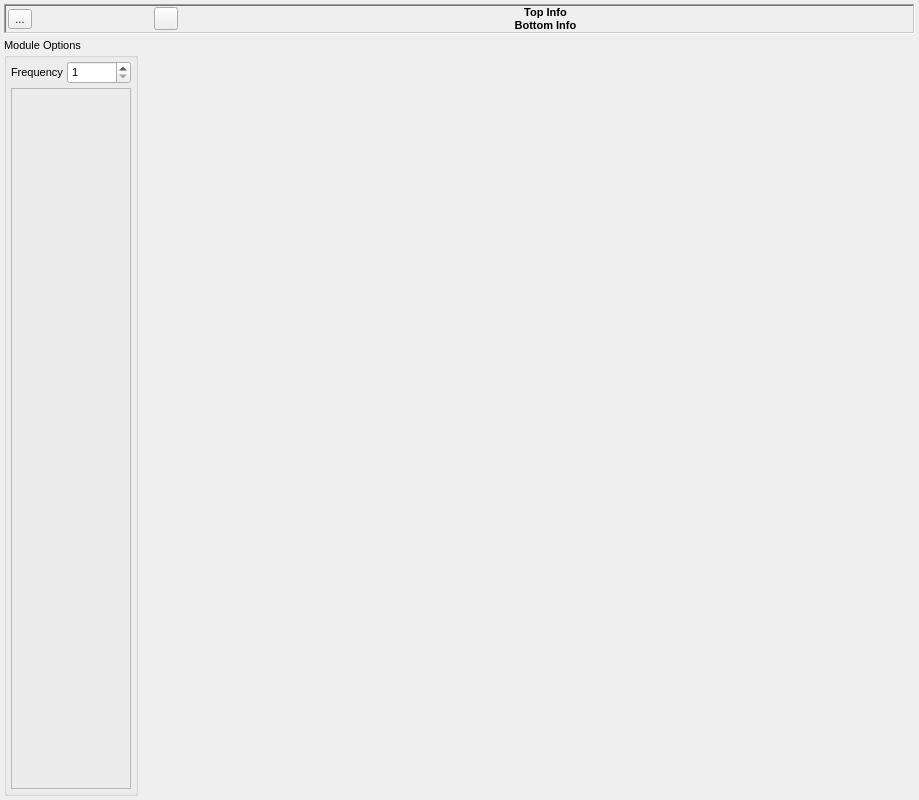
disorderedmaterials/dissolve, file src/gui/moduletab.ui: the form before one commit.
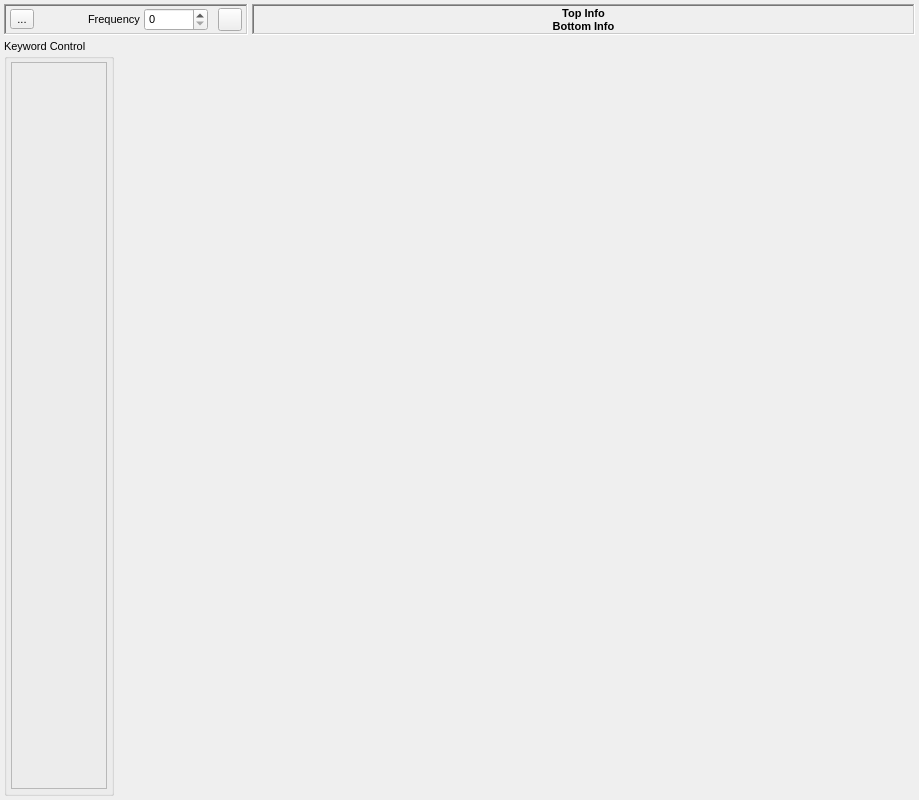
The form after the commit. Icons and pictures are not drawn. Custom widgets are drawn as their Qt base class.

Commit message: ModuleTab now controls Module correctly and displays control widget (if available).

```diff
--- a/src/gui/moduletab.ui
+++ b/src/gui/moduletab.ui
@@ -35,7 +35,9 @@
     <number>4</number>
    </property>
    <item>
-    <widget class="QFrame" name="HeaderFrame">
+    <layout class="QHBoxLayout" name="horizontalLayout_5">
+     <item>
+      <widget class="QFrame" name="ControlsFrame">
      <property name="sizePolicy">
       <sizepolicy hsizetype="Minimum" vsizetype="Minimum">
        <horstretch>0</horstretch>
@@ -54,69 +56,21 @@
      <property name="midLineWidth">
       <number>0</number>
      </property>
-     <layout class="QGridLayout" name="gridLayout_2">
+       <layout class="QHBoxLayout" name="horizontalLayout_4">
+        <property name="spacing">
+         <number>10</number>
+        </property>
       <property name="leftMargin">
-       <number>2</number>
+         <number>4</number>
       </property>
       <property name="topMargin">
-       <number>0</number>
+         <number>2</number>
       </property>
       <property name="rightMargin">
-       <number>2</number>
+         <number>4</number>
       </property>
       <property name="bottomMargin">
-       <number>0</number>
-      </property>
-      <property name="horizontalSpacing">
        <number>2</number>
-      </property>
-      <property name="verticalSpacing">
-       <number>0</number>
-      </property>
-      <item row="1" column="1">
-       <widget class="QLabel" name="BottomLabel">
-        <property name="font">
-         <font>
-          <pointsize>8</pointsize>
-          <weight>75</weight>
-          <bold>true</bold>
-         </font>
-        </property>
-        <property name="text">
-         <string>Bottom Info</string>
-        </property>
-        <property name="alignment">
-         <set>Qt::AlignCenter</set>
-        </property>
-       </widget>
-      </item>
-      <item row="0" column="1">
-       <widget class="QLabel" name="TopLabel">
-        <property name="sizePolicy">
-         <sizepolicy hsizetype="Expanding" vsizetype="Minimum">
-          <horstretch>0</horstretch>
-          <verstretch>0</verstretch>
-         </sizepolicy>
-        </property>
-        <property name="font">
-         <font>
-          <pointsize>8</pointsize>
-          <weight>75</weight>
-          <bold>true</bold>
-         </font>
-        </property>
-        <property name="text">
-         <string>Top Info</string>
-        </property>
-        <property name="alignment">
-         <set>Qt::AlignCenter</set>
-        </property>
-       </widget>
-      </item>
-      <item row="0" column="0" rowspan="2">
-       <layout class="QHBoxLayout" name="horizontalLayout">
-        <property name="spacing">
-         <number>4</number>
         </property>
         <item>
          <widget class="QToolButton" name="RunButton">
@@ -144,22 +98,6 @@
           </property>
          </widget>
         </item>
-        <item>
-         <spacer name="horizontalSpacer_2">
-          <property name="orientation">
-           <enum>Qt::Horizontal</enum>
-          </property>
-          <property name="sizeType">
-           <enum>QSizePolicy::Minimum</enum>
-          </property>
-          <property name="sizeHint" stdset="0">
-           <size>
-            <width>40</width>
-            <height>20</height>
-           </size>
-          </property>
-         </spacer>
-        </item>
         <item>
          <widget class="QToolButton" name="EnabledButton">
           <property name="sizePolicy">
@@ -203,20 +141,31 @@
          </widget>
         </item>
         <item>
-         <spacer name="horizontalSpacer">
-          <property name="orientation">
-           <enum>Qt::Horizontal</enum>
+         <layout class="QHBoxLayout" name="horizontalLayout">
+          <property name="spacing">
+           <number>4</number>
           </property>
-          <property name="sizeType">
-           <enum>QSizePolicy::Minimum</enum>
-          </property>
-          <property name="sizeHint" stdset="0">
+          <item>
+           <widget class="QLabel" name="label_2">
+            <property name="text">
+             <string>Frequency</string>
+            </property>
+           </widget>
+          </item>
+          <item>
+           <widget class="QSpinBox" name="FrequencySpin">
+            <property name="minimumSize">
            <size>
-            <width>40</width>
-            <height>20</height>
-           </size>
-          </property>
-         </spacer>
+              <width>48</width>
+              <height>0</height>
+             </size>
+            </property>
+            <property name="maximum">
+             <number>100000</number>
+            </property>
+           </widget>
+          </item>
+         </layout>
         </item>
         <item>
          <widget class="QToolButton" name="ToggleKeywordsButton">
@@ -242,9 +191,88 @@
          </widget>
         </item>
        </layout>
-      </item>
-     </layout>
-    </widget>
+      </widget>
+     </item>
+     <item>
+      <widget class="QFrame" name="HeaderFrame">
+       <property name="sizePolicy">
+        <sizepolicy hsizetype="Minimum" vsizetype="Minimum">
+         <horstretch>0</horstretch>
+         <verstretch>0</verstretch>
+        </sizepolicy>
+       </property>
+       <property name="frameShape">
+        <enum>QFrame::WinPanel</enum>
+       </property>
+       <property name="frameShadow">
+        <enum>QFrame::Sunken</enum>
+       </property>
+       <property name="lineWidth">
+        <number>1</number>
+       </property>
+       <property name="midLineWidth">
+        <number>0</number>
+       </property>
+       <layout class="QVBoxLayout" name="verticalLayout_3">
+        <property name="spacing">
+         <number>0</number>
+        </property>
+        <property name="leftMargin">
+         <number>2</number>
+        </property>
+        <property name="topMargin">
+         <number>0</number>
+        </property>
+        <property name="rightMargin">
+         <number>2</number>
+        </property>
+        <property name="bottomMargin">
+         <number>0</number>
+        </property>
+        <item>
+         <widget class="QLabel" name="TopLabel">
+          <property name="sizePolicy">
+           <sizepolicy hsizetype="Expanding" vsizetype="Minimum">
+            <horstretch>0</horstretch>
+            <verstretch>0</verstretch>
+           </sizepolicy>
+          </property>
+          <property name="font">
+           <font>
+            <pointsize>8</pointsize>
+            <weight>75</weight>
+            <bold>true</bold>
+           </font>
+          </property>
+          <property name="text">
+           <string>Top Info</string>
+          </property>
+          <property name="alignment">
+           <set>Qt::AlignCenter</set>
+          </property>
+         </widget>
+        </item>
+        <item>
+         <widget class="QLabel" name="BottomLabel">
+          <property name="font">
+           <font>
+            <pointsize>8</pointsize>
+            <weight>75</weight>
+            <bold>true</bold>
+           </font>
+          </property>
+          <property name="text">
+           <string>Bottom Info</string>
+          </property>
+          <property name="alignment">
+           <set>Qt::AlignCenter</set>
+          </property>
+         </widget>
+        </item>
+       </layout>
+      </widget>
+     </item>
+    </layout>
    </item>
    <item>
     <layout class="QHBoxLayout" name="horizontalLayout_3">
@@ -262,7 +290,7 @@
         </font>
        </property>
        <property name="title">
-        <string>Module Options</string>
+        <string>Keyword Control</string>
        </property>
        <layout class="QVBoxLayout" name="verticalLayout">
         <property name="spacing">
@@ -280,33 +308,6 @@
         <property name="bottomMargin">
          <number>4</number>
         </property>
-        <item>
-         <layout class="QHBoxLayout" name="horizontalLayout_2">
-          <item>
-           <widget class="QLabel" name="label">
-            <property name="sizePolicy">
-             <sizepolicy hsizetype="Minimum" vsizetype="Preferred">
-              <horstretch>0</horstretch>
-              <verstretch>0</verstretch>
-             </sizepolicy>
-            </property>
-            <property name="text">
-             <string>Frequency</string>
-            </property>
-           </widget>
-          </item>
-          <item>
-           <widget class="QSpinBox" name="FrequencySpin">
-            <property name="minimum">
-             <number>1</number>
-            </property>
-            <property name="maximum">
-             <number>100000</number>
-            </property>
-           </widget>
-          </item>
-         </layout>
-        </item>
         <item>
          <widget class="ModuleKeywordsWidget" name="KeywordsFrame">
           <property name="sizePolicy">
```
Lines whose indentation alone changed are shown as unchanged. The commit also changes 3 other files.
